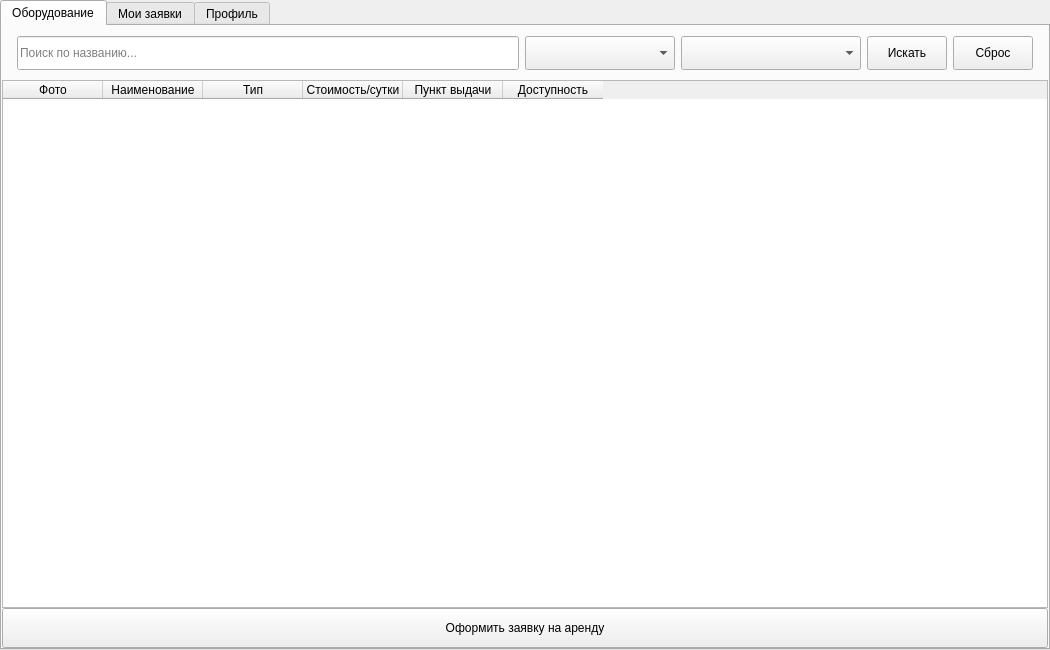
Before: the Qt Designer form variant3/ui/client.ui in Leevandr/9feb, drawn with Qt 5.
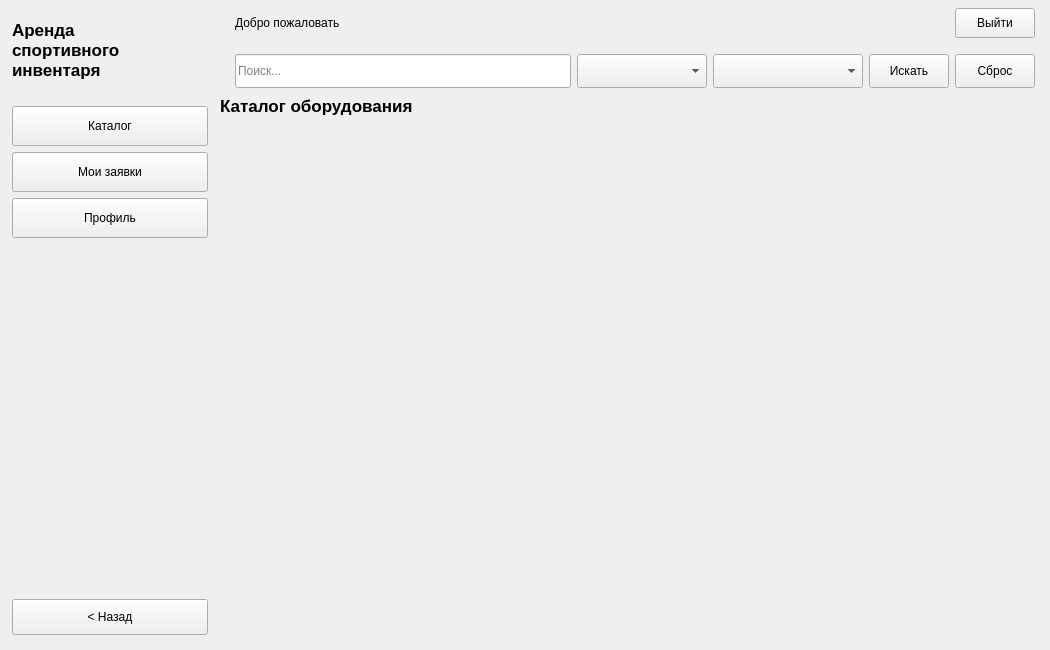
After: the same form once the commit is applied.

Diff of the .ui file:
```diff
--- a/variant3/ui/client.ui
+++ b/variant3/ui/client.ui
@@ -6,19 +6,119 @@
    <rect><x>0</x><y>0</y><width>1050</width><height>650</height></rect>
   </property>
   <property name="windowTitle">
-   <string>Аренда инвентаря - Личный кабинет клиента</string>
+   <string>Аренда инвентаря - Личный кабинет</string>
   </property>
-  <layout class="QVBoxLayout" name="mainLayout">
+  <layout class="QHBoxLayout" name="mainLayout">
+   <property name="spacing"><number>0</number></property>
    <property name="leftMargin"><number>0</number></property>
    <property name="topMargin"><number>0</number></property>
    <property name="rightMargin"><number>0</number></property>
    <property name="bottomMargin"><number>0</number></property>
    <item>
-    <widget class="QTabWidget" name="tabs">
-
-     <widget class="QWidget" name="equip_tab">
-      <attribute name="title"><string>Оборудование</string></attribute>
-      <layout class="QVBoxLayout" name="equip_layout">
+    <widget class="QWidget" name="sidebar">
+     <property name="minimumSize"><size><width>220</width><height>0</height></size></property>
+     <property name="maximumSize"><size><width>220</width><height>16777215</height></size></property>
+     <layout class="QVBoxLayout" name="sidebar_layout">
+      <property name="leftMargin"><number>12</number></property>
+      <property name="topMargin"><number>20</number></property>
+      <property name="rightMargin"><number>12</number></property>
+      <property name="bottomMargin"><number>15</number></property>
+      <item>
+       <widget class="QLabel" name="app_title">
+        <property name="text"><string>Аренда
+спортивного
+инвентаря</string></property>
+        <property name="font">
+         <font><pointsize>13</pointsize><bold>true</bold></font>
+        </property>
+        <property name="wordWrap"><bool>true</bool></property>
+       </widget>
+      </item>
+      <item>
+       <spacer name="title_spacer">
+        <property name="orientation"><enum>Qt::Vertical</enum></property>
+        <property name="sizeType"><enum>QSizePolicy::Fixed</enum></property>
+        <property name="sizeHint" stdset="0">
+         <size><width>20</width><height>20</height></size>
+        </property>
+       </spacer>
+      </item>
+      <item>
+       <widget class="QPushButton" name="nav_catalog_btn">
+        <property name="text"><string>Каталог</string></property>
+        <property name="minimumSize"><size><width>0</width><height>40</height></size></property>
+       </widget>
+      </item>
+      <item>
+       <widget class="QPushButton" name="nav_requests_btn">
+        <property name="text"><string>Мои заявки</string></property>
+        <property name="minimumSize"><size><width>0</width><height>40</height></size></property>
+       </widget>
+      </item>
+      <item>
+       <widget class="QPushButton" name="nav_profile_btn">
+        <property name="text"><string>Профиль</string></property>
+        <property name="minimumSize"><size><width>0</width><height>40</height></size></property>
+       </widget>
+      </item>
+      <item>
+       <spacer name="sidebar_spacer">
+        <property name="orientation"><enum>Qt::Vertical</enum></property>
+        <property name="sizeHint" stdset="0">
+         <size><width>20</width><height>40</height></size>
+        </property>
+       </spacer>
+      </item>
+      <item>
+       <widget class="QPushButton" name="back_btn">
+        <property name="text"><string>&lt; Назад</string></property>
+        <property name="minimumSize"><size><width>0</width><height>36</height></size></property>
+       </widget>
+      </item>
+     </layout>
+    </widget>
+   </item>
+   <item>
+    <widget class="QWidget" name="content_area">
+     <layout class="QVBoxLayout" name="content_layout">
+      <property name="spacing"><number>0</number></property>
+      <property name="leftMargin"><number>0</number></property>
+      <property name="topMargin"><number>0</number></property>
+      <property name="rightMargin"><number>0</number></property>
+      <property name="bottomMargin"><number>0</number></property>
+      <item>
+       <widget class="QWidget" name="header_panel">
+        <layout class="QHBoxLayout" name="header_layout">
+         <property name="leftMargin"><number>15</number></property>
+         <property name="topMargin"><number>8</number></property>
+         <property name="rightMargin"><number>15</number></property>
+         <property name="bottomMargin"><number>8</number></property>
+         <item>
+          <widget class="QLabel" name="welcome_label">
+           <property name="text"><string>Добро пожаловать</string></property>
+          </widget>
+         </item>
+         <item>
+          <spacer name="header_spacer">
+           <property name="orientation"><enum>Qt::Horizontal</enum></property>
+           <property name="sizeHint" stdset="0">
+            <size><width>40</width><height>20</height></size>
+           </property>
+          </spacer>
+         </item>
+         <item>
+          <widget class="QPushButton" name="logout_btn">
+           <property name="text"><string>Выйти</string></property>
+           <property name="minimumSize"><size><width>0</width><height>30</height></size></property>
+          </widget>
+         </item>
+        </layout>
+       </widget>
+      </item>
+      <item>
+       <widget class="QStackedWidget" name="pages">
+        <widget class="QWidget" name="catalog_page">
+         <layout class="QVBoxLayout" name="catalog_layout">
        <property name="spacing"><number>0</number></property>
        <property name="leftMargin"><number>0</number></property>
        <property name="topMargin"><number>0</number></property>
@@ -28,23 +128,23 @@
         <widget class="QWidget" name="filter_panel">
          <layout class="QHBoxLayout" name="filter_layout">
           <property name="leftMargin"><number>15</number></property>
-          <property name="topMargin"><number>10</number></property>
+             <property name="topMargin"><number>8</number></property>
           <property name="rightMargin"><number>15</number></property>
-          <property name="bottomMargin"><number>10</number></property>
+             <property name="bottomMargin"><number>8</number></property>
           <item>
            <widget class="QLineEdit" name="search_edit">
-            <property name="placeholderText"><string>Поиск по названию...</string></property>
+               <property name="placeholderText"><string>Поиск...</string></property>
             <property name="minimumSize"><size><width>0</width><height>34</height></size></property>
            </widget>
           </item>
           <item>
            <widget class="QComboBox" name="type_combo">
-            <property name="minimumSize"><size><width>150</width><height>34</height></size></property>
+               <property name="minimumSize"><size><width>130</width><height>34</height></size></property>
            </widget>
           </item>
           <item>
            <widget class="QComboBox" name="point_combo">
-            <property name="minimumSize"><size><width>180</width><height>34</height></size></property>
+               <property name="minimumSize"><size><width>150</width><height>34</height></size></property>
            </widget>
           </item>
           <item>
@@ -63,47 +163,64 @@
         </widget>
        </item>
        <item>
-        <widget class="QTableWidget" name="equip_table">
+           <widget class="QLabel" name="catalog_header">
+            <property name="text"><string>Каталог оборудования</string></property>
+            <property name="font">
+             <font><pointsize>13</pointsize><bold>true</bold></font>
+            </property>
+            <property name="margin"><number>10</number></property>
+           </widget>
+          </item>
+          <item>
+           <widget class="QScrollArea" name="catalog_scroll">
+            <property name="widgetResizable"><bool>true</bool></property>
+            <property name="frameShape"><enum>QFrame::NoFrame</enum></property>
+            <widget class="QWidget" name="catalog_container">
+             <property name="geometry">
+              <rect><x>0</x><y>0</y><width>780</width><height>500</height></rect>
+             </property>
+            </widget>
+           </widget>
+          </item>
+         </layout>
+        </widget>
+        <widget class="QWidget" name="requests_page">
+         <layout class="QVBoxLayout" name="requests_layout">
+          <property name="leftMargin"><number>15</number></property>
+          <property name="topMargin"><number>15</number></property>
+          <property name="rightMargin"><number>15</number></property>
+          <property name="bottomMargin"><number>15</number></property>
+          <item>
+           <widget class="QLabel" name="requests_header">
+            <property name="text"><string>Мои заявки</string></property>
+            <property name="font">
+             <font><pointsize>13</pointsize><bold>true</bold></font>
+            </property>
+           </widget>
+          </item>
+          <item>
+           <widget class="QTableWidget" name="requests_table">
          <property name="alternatingRowColors"><bool>true</bool></property>
          <property name="selectionBehavior"><enum>QAbstractItemView::SelectRows</enum></property>
          <property name="editTriggers"><set>QAbstractItemView::NoEditTriggers</set></property>
-         <column><property name="text"><string>Фото</string></property></column>
-         <column><property name="text"><string>Наименование</string></property></column>
-         <column><property name="text"><string>Тип</string></property></column>
-         <column><property name="text"><string>Стоимость/сутки</string></property></column>
-         <column><property name="text"><string>Пункт выдачи</string></property></column>
-         <column><property name="text"><string>Доступность</string></property></column>
-        </widget>
-       </item>
-       <item>
-        <widget class="QPushButton" name="rent_btn">
-         <property name="text"><string>Оформить заявку на аренду</string></property>
-         <property name="minimumSize"><size><width>0</width><height>40</height></size></property>
-        </widget>
-       </item>
-      </layout>
-     </widget>
-
-     <widget class="QWidget" name="requests_tab">
-      <attribute name="title"><string>Мои заявки</string></attribute>
-      <layout class="QVBoxLayout" name="requests_layout">
-       <property name="leftMargin"><number>15</number></property>
-       <property name="topMargin"><number>15</number></property>
-       <property name="rightMargin"><number>15</number></property>
-       <property name="bottomMargin"><number>15</number></property>
-       <item>
-        <widget class="QTableWidget" name="requests_table"/>
-       </item>
-      </layout>
-     </widget>
-
-     <widget class="QWidget" name="profile_tab">
-      <attribute name="title"><string>Профиль</string></attribute>
+           </widget>
+          </item>
+         </layout>
+        </widget>
+        <widget class="QWidget" name="profile_page">
       <layout class="QVBoxLayout" name="profile_layout">
        <property name="leftMargin"><number>20</number></property>
        <property name="topMargin"><number>20</number></property>
        <property name="rightMargin"><number>20</number></property>
        <property name="bottomMargin"><number>20</number></property>
+          <item>
+           <widget class="QLabel" name="profile_header">
+            <property name="text"><string>Профиль</string></property>
+            <property name="font">
+             <font><pointsize>13</pointsize><bold>true</bold></font>
+            </property>
+           </widget>
+          </item>
        <item>
         <widget class="QLabel" name="profile_fio">
          <property name="text"><string>ФИО: </string></property>
@@ -135,7 +252,9 @@
        </item>
       </layout>
      </widget>
-
+       </widget>
+      </item>
+     </layout>
     </widget>
    </item>
   </layout>
```
Lines whose indentation alone changed are shown as unchanged.
